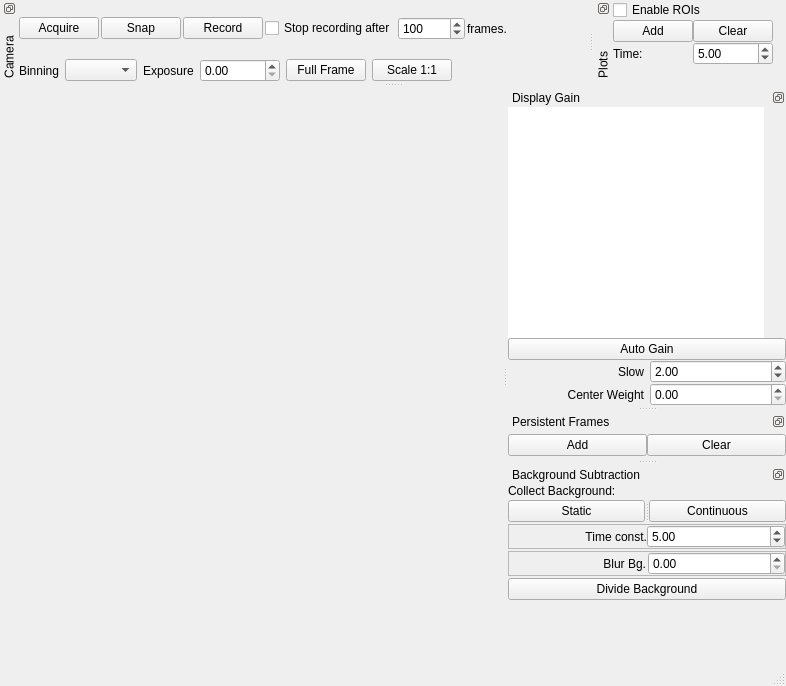
First picture: the form in lib/modules/Camera/CameraTemplate.ui, repository acq4/acq4, before the edit.
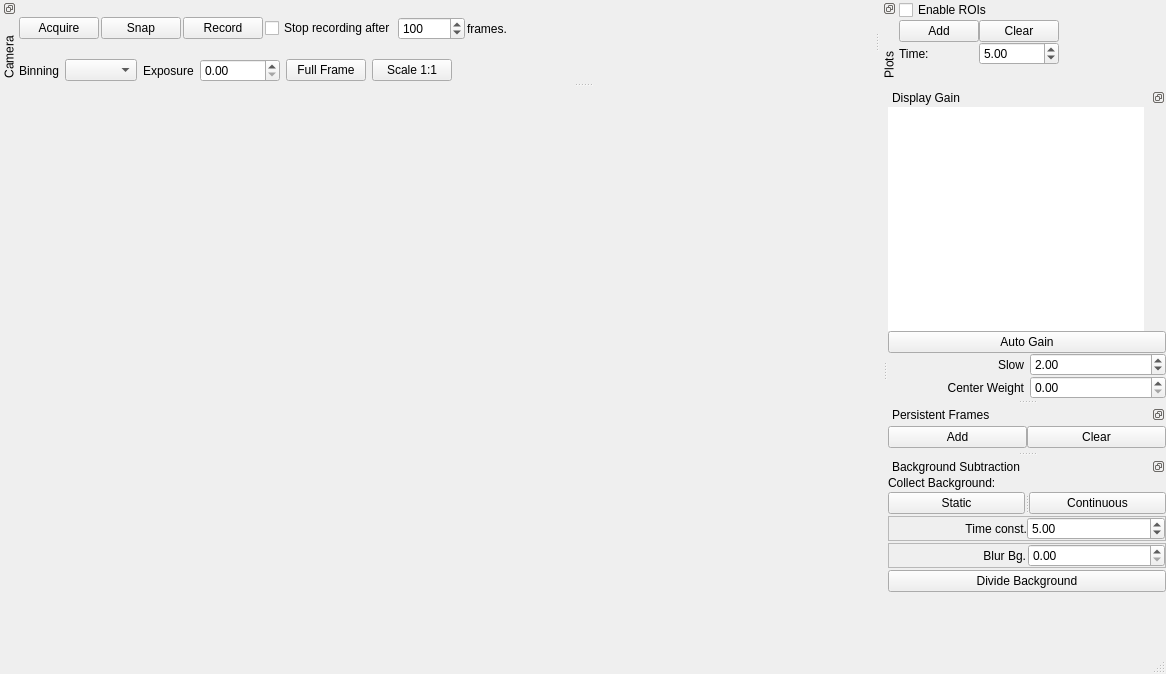
Second picture: the form after the edit. Custom widgets are drawn as their Qt base class.

The edit to the form file:
```diff
--- a/lib/modules/Camera/CameraTemplate.ui
+++ b/lib/modules/Camera/CameraTemplate.ui
@@ -6,8 +6,8 @@
    <rect>
     <x>0</x>
     <y>0</y>
-    <width>786</width>
-    <height>686</height>
+    <width>1166</width>
+    <height>674</height>
    </rect>
   </property>
   <property name="windowTitle">
```
